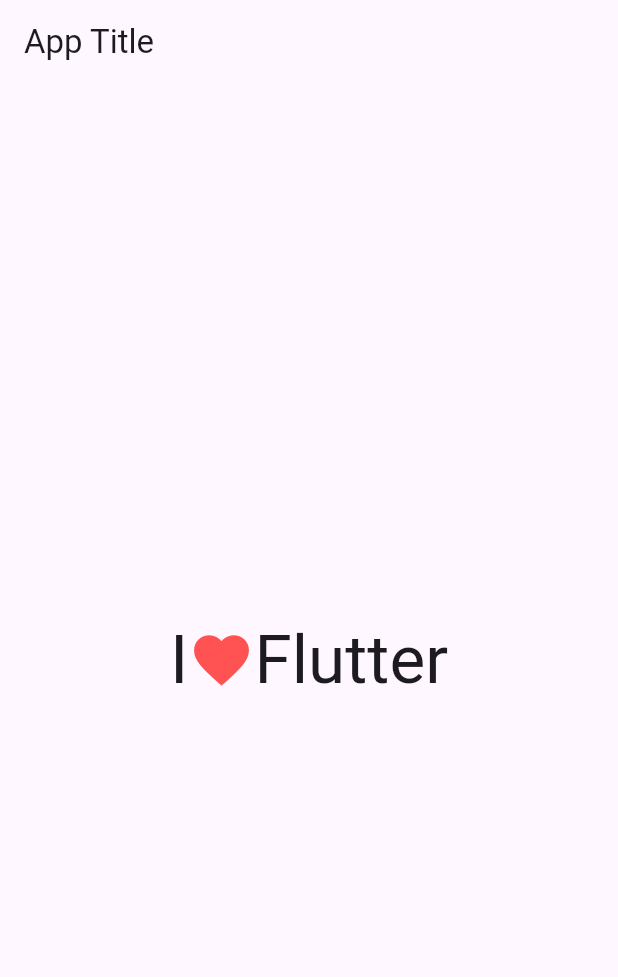
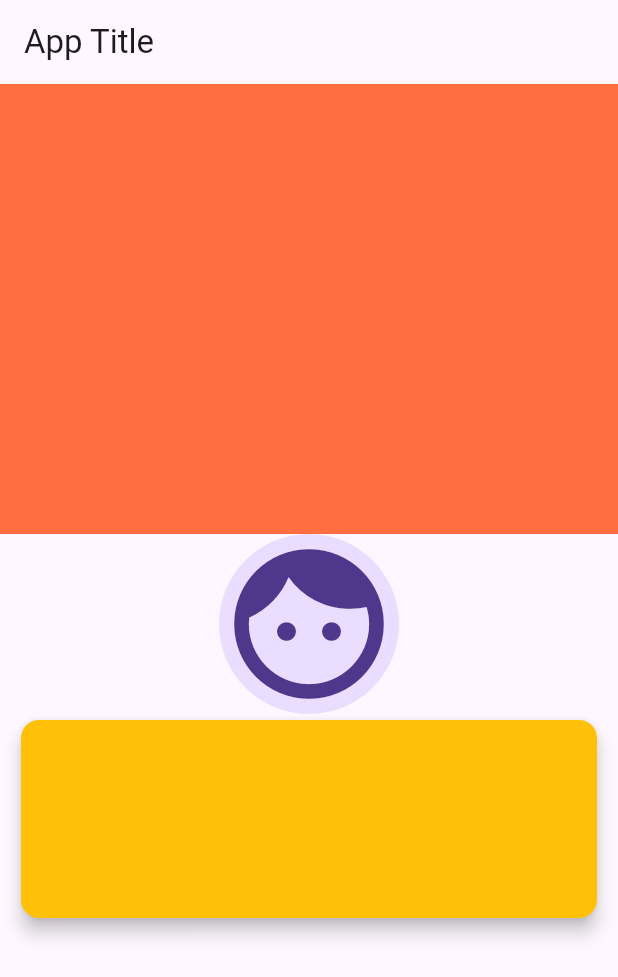
Before and after one commit to dacbac2702/lab02_widgets_intro, a Flutter app: the screen it shows after launch, on a phone screen of 412 x 824 dp. Shown: the top 977 px of the screen. Run offline on Flutter 3.47's test engine with Material 3 defaults, Android fonts, the phone set to English and light mode, and no system bars.

Commit message:
Update main.dart

```diff
--- a/lib/main.dart
+++ b/lib/main.dart
@@ -15,28 +15,52 @@ class MyApp extends StatelessWidget {
       home: Scaffold(
         appBar: AppBar(title: Text('App Title')),
         body: Center(
-          // body: const Center(
-
-          child: Row(
-            // child: Text(
-            mainAxisAlignment: MainAxisAlignment.center,
+          child: Column(
             children: [
-              Text(
-                'I', // 'Hello, World!',
-                style: Theme.of(context).textTheme.headline2,
+              Container(
+                height: 300,
+                width: double.infinity,
+                color: Colors.deepOrangeAccent,
               ),
-              Icon(
-                Icons.favorite,
-                color: Colors.redAccent,
-                size: 44,
+              CircleAvatar(
+                radius: 60,
+                child: Icon(Icons.face, size: 120),
               ),
-              Text(
-                'Flutter',
-                style: Theme.of(context).textTheme.headline2,
+              Container(
+                padding: EdgeInsets.only(left: 10, right: 10),
+                height: 140,
+                width: double.infinity,
+                child: Card(
+                  color: Colors.amber,
+                  elevation: 5,
+                ),
               ),
             ],
-          ), // ),
-        ), // ),
+          ),
+        ),
+        // body: Center(
+        //   // body: const Center(
+
+        //   child: Row(
+        //     // child: Text(
+        //     mainAxisAlignment: MainAxisAlignment.center,
+        //     children: [
+        //       Text(
+        //         'I', // 'Hello, World!',
+        //         style: Theme.of(context).textTheme.headline2,
+        //       ),
+        //       Icon(
+        //         Icons.favorite,
+        //         color: Colors.redAccent,
+        //         size: 44,
+        //       ),
+        //       Text(
+        //         'Flutter',
+        //         style: Theme.of(context).textTheme.headline2,
+        //       ),
+        //     ],
+        //   ), // ),
+        // ), // ),
       ),
     );
   }
```
